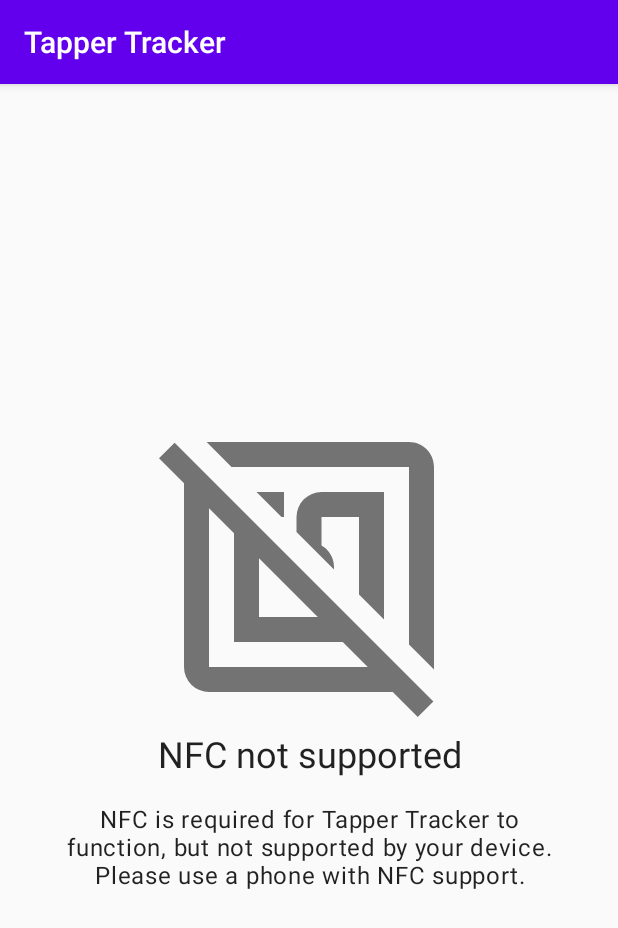
After one commit to NotWoods/tapper-tracker, an Android app: the fragment NoNfcFragment shown on its own in the app's theme, on a phone screen of 412 x 824 dp. The commit adds this screen. Shown: the top 928 px of the screen. Run offline under Robolectric (Android 15) with nearby library versions, the phone set to English and light mode, and no system bars.

Commit message:
work on fragments

```diff
--- a/app/src/main/java/com/tigerxdaphne/tappertracker/MainActivity.kt
+++ b/app/src/main/java/com/tigerxdaphne/tappertracker/MainActivity.kt
@@ -5,6 +5,7 @@ import androidx.appcompat.app.AppCompatActivity
 import android.os.Bundle
 import android.os.PersistableBundle
 import com.tigerxdaphne.tappertracker.databinding.ActivityMainBinding
+import javax.inject.Inject
 
 class MainActivity : AppCompatActivity() {
 
@@ -20,9 +21,9 @@ class MainActivity : AppCompatActivity() {
         when {
             // NFC not supported on the device
             nfcAdapter == null -> {}
+            // Good to go
+            nfcAdapter.isEnabled -> {}
             // NFC is turned off
-            !nfcAdapter.isEnabled -> {}
-            // Good to go
             else -> {}
         }
     }
--- a/app/src/main/java/com/tigerxdaphne/tappertracker/pages/NfcDisabledFragment.kt
+++ b/app/src/main/java/com/tigerxdaphne/tappertracker/pages/NfcDisabledFragment.kt
@@ -11,9 +11,7 @@ import android.view.LayoutInflater
 import android.view.View
 import android.view.ViewGroup
 
-import com.tigerxdaphne.tappertracker.R
 import com.tigerxdaphne.tappertracker.databinding.NfcDisabledFragmentBinding
-import java.util.logging.Logger
 
 private const val OPEN_NFC_SETTINGS = 10
 
--- /dev/null
+++ b/app/src/main/java/com/tigerxdaphne/tappertracker/pages/NoNfcFragment.kt
@@ -0,0 +1,7 @@
+package com.tigerxdaphne.tappertracker.pages
+
+import androidx.fragment.app.Fragment
+
+import com.tigerxdaphne.tappertracker.R
+
+class NoNfcFragment : Fragment(R.layout.fragment_no_nfc)
--- a/app/src/main/res/drawable/ic_nfc_disabled.xml
+++ b/app/src/main/res/drawable/ic_nfc_disabled.xml
@@ -2,8 +2,9 @@
         android:width="24dp"
         android:height="24dp"
         android:viewportWidth="24.0"
-        android:viewportHeight="24.0">
+        android:viewportHeight="24.0"
+        android:alpha="0.54">
     <path
-        android:fillColor="#FF000000"
+        android:fillColor="#000000"
         android:pathData="M1.25,2.05L21.95,22.75L20.7,24L18.7,22H4A2,2 0 0,1 2,20V5.3L0,3.3L1.25,2.05M3.81,2C3.87,2 3.94,2 4,2H20C21.11,2 22,2.89 22,4V20C22,20.06 22,20.13 22,20.19L20,18.2V4H5.8L3.81,2M6,9.3L4,7.3V20H16.7L14.7,18H6V9.3M18,16.2L16,14.2V8H13V10.28C13.6,10.62 14,11.26 14,12C14,12.06 14,12.13 14,12.19L11,9.2V8A2,2 0 0,1 13,6H18V16.2M8,16H12.7L8,11.3V16M10,8H9.8L7.8,6H10V8Z"/>
 </vector>
--- /dev/null
+++ b/app/src/main/res/layout/fragment_no_nfc.xml
@@ -0,0 +1,55 @@
+<?xml version="1.0" encoding="utf-8"?>
+<androidx.constraintlayout.widget.ConstraintLayout xmlns:android="http://schemas.android.com/apk/res/android"
+    xmlns:app="http://schemas.android.com/apk/res-auto"
+    xmlns:tools="http://schemas.android.com/tools"
+    android:layout_width="match_parent"
+    android:layout_height="match_parent"
+    tools:context=".pages.NoNfcFragment"
+    android:padding="16dp">
+
+    <ImageView
+        android:id="@+id/imageView"
+        android:layout_width="0dp"
+        android:layout_height="200dp"
+        android:src="@drawable/ic_nfc_disabled"
+        android:importantForAccessibility="no"
+        app:layout_constraintBottom_toTopOf="@+id/title"
+        app:layout_constraintDimensionRatio="1:1"
+        app:layout_constraintEnd_toEndOf="parent"
+        app:layout_constraintHorizontal_bias="0.5"
+        app:layout_constraintStart_toStartOf="parent"
+        app:layout_constraintTop_toTopOf="parent"
+        app:layout_constraintVertical_chainStyle="packed" />
+
+    <TextView
+        android:id="@+id/title"
+        style="@style/TextAppearance.MaterialComponents.Headline5"
+        android:layout_width="0dp"
+        android:layout_height="wrap_content"
+        android:text="@string/no_nfc_title"
+        android:layout_marginTop="8dp"
+        android:layout_marginStart="16dp"
+        android:layout_marginEnd="16dp"
+        android:layout_marginBottom="8dp"
+        android:textAlignment="center"
+        app:layout_constraintBottom_toTopOf="@+id/description"
+        app:layout_constraintEnd_toEndOf="parent"
+        app:layout_constraintStart_toStartOf="parent"
+        app:layout_constraintTop_toBottomOf="@+id/imageView" />
+
+    <TextView
+        android:id="@+id/description"
+        style="@style/TextAppearance.MaterialComponents.Body1"
+        android:layout_width="0dp"
+        android:layout_height="wrap_content"
+        android:layout_marginTop="8dp"
+        android:layout_marginStart="16dp"
+        android:layout_marginEnd="16dp"
+        android:layout_marginBottom="8dp"
+        android:text="@string/no_nfc_description"
+        android:textAlignment="center"
+        app:layout_constraintBottom_toBottomOf="parent"
+        app:layout_constraintEnd_toEndOf="parent"
+        app:layout_constraintStart_toStartOf="parent"
+        app:layout_constraintTop_toBottomOf="@+id/title" />
+</androidx.constraintlayout.widget.ConstraintLayout>
--- a/app/src/main/res/values/strings.xml
+++ b/app/src/main/res/values/strings.xml
@@ -1,7 +1,13 @@
 <resources>
     <string name="app_name">Tapper Tracker</string>
 
-    <string name="nfc_disabled_title">NFC Disabled</string>
+    <string name="add_tag_title">Tap a tag to track!</string>
+    <string name="add_tag_description">Place your device on top of a Tapper Tracker Tag to start tracking it.</string>
+
+    <string name="nfc_disabled_title">NFC disabled</string>
     <string name="nfc_disabled_description">NFC is currently disabled on your phone, but required for Tapper Tracker to function. Please enabled it in your device settings.</string>
     <string name="open_nfc_settings">Open NFC Settings</string>
+
+    <string name="no_nfc_title">NFC not supported</string>
+    <string name="no_nfc_description">NFC is required for Tapper Tracker to function, but not supported by your device. Please use a phone with NFC support.</string>
 </resources>
```
Also changed, not shown: app/build.gradle (+8 -0 lines), app/src/main/java/com/tigerxdaphne/tappertracker/pages/HowToTapFragment.kt (added, +91 -0 lines), app/src/main/res/layout/fragment_how_to_tap.xml (added, +70 -0 lines).
